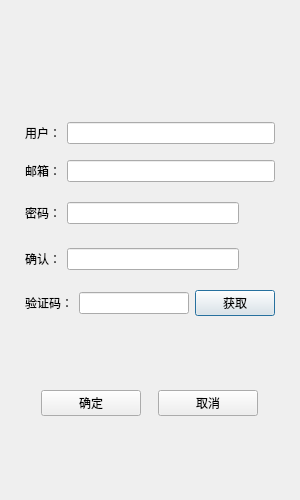
Above: client/registerdialog.ui from kakuyo1/wechat before the change. Below: the same form after it.
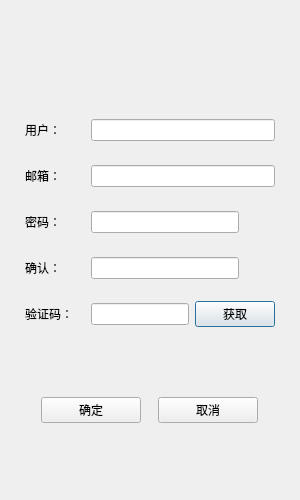
That is the form after the change. The open tabs and pages were chosen to show the change. Custom widgets are drawn as their Qt base class.

The edit to the form file:
```diff
--- a/client/registerdialog.ui
+++ b/client/registerdialog.ui
@@ -78,6 +78,18 @@
          </property>
          <item>
           <widget class="QLabel" name="user_label">
+           <property name="minimumSize">
+            <size>
+             <width>60</width>
+             <height>30</height>
+            </size>
+           </property>
+           <property name="maximumSize">
+            <size>
+             <width>60</width>
+             <height>30</height>
+            </size>
+           </property>
            <property name="text">
             <string>用户：</string>
            </property>
@@ -104,6 +116,18 @@
          </property>
          <item>
           <widget class="QLabel" name="email_label">
+           <property name="minimumSize">
+            <size>
+             <width>60</width>
+             <height>30</height>
+            </size>
+           </property>
+           <property name="maximumSize">
+            <size>
+             <width>60</width>
+             <height>30</height>
+            </size>
+           </property>
            <property name="text">
             <string>邮箱：</string>
            </property>
@@ -130,6 +154,18 @@
          </property>
          <item>
           <widget class="QLabel" name="password_label">
+           <property name="minimumSize">
+            <size>
+             <width>60</width>
+             <height>30</height>
+            </size>
+           </property>
+           <property name="maximumSize">
+            <size>
+             <width>60</width>
+             <height>30</height>
+            </size>
+           </property>
            <property name="text">
             <string>密码：</string>
            </property>
@@ -181,6 +217,18 @@
          </property>
          <item>
           <widget class="QLabel" name="confirm_label">
+           <property name="minimumSize">
+            <size>
+             <width>60</width>
+             <height>30</height>
+            </size>
+           </property>
+           <property name="maximumSize">
+            <size>
+             <width>60</width>
+             <height>30</height>
+            </size>
+           </property>
            <property name="text">
             <string>确认：</string>
            </property>
@@ -232,6 +280,18 @@
          </property>
          <item>
           <widget class="QLabel" name="verify_label">
+           <property name="minimumSize">
+            <size>
+             <width>60</width>
+             <height>30</height>
+            </size>
+           </property>
+           <property name="maximumSize">
+            <size>
+             <width>60</width>
+             <height>30</height>
+            </size>
+           </property>
            <property name="text">
             <string>验证码：</string>
            </property>
```
Left out of the diff: 2 changed lines with no effect on the pictures.
